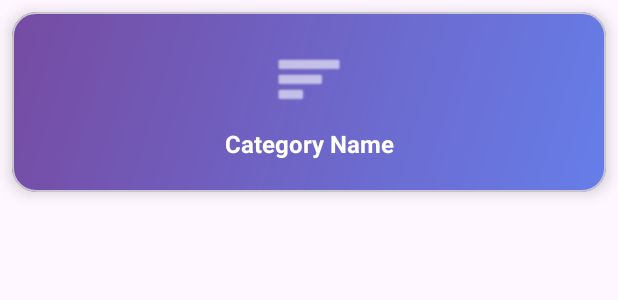
After one commit to Aclekk/MiniProject, an Android app: the layout item_category.xml on its own in the app's theme, with its tools: preview values and no code run, on a phone screen of 412 x 824 dp. The commit adds this screen. Shown: the top 300 px of the screen. Run offline under Robolectric (Android 15) with nearby library versions, the phone set to English and light mode, and no system bars.

Commit message:
halo semangat ya sahabat aku

```diff
--- a/app/build.gradle.kts
+++ b/app/build.gradle.kts
@@ -74,4 +74,5 @@ dependencies {
     implementation("androidx.swiperefreshlayout:swiperefreshlayout:1.1.0")
     implementation("com.google.android.material:material:1.11.0")
     implementation("com.google.code.gson:gson:2.10.1")
+    implementation("com.google.android.material:material:1.11.0") // Already added
 }
--- a/app/src/main/java/api/ApiClient.kt
+++ b/app/src/main/java/api/ApiClient.kt
@@ -7,7 +7,7 @@ import retrofit2.converter.moshi.MoshiConverterFactory
 
 object ApiClient {
 
-    private const val BASE_URL = "http://192.168.100.18/projectmini_api/"
+    private const val BASE_URL = "http://192.168.100.23/projectmini_api/"
 
     private val moshi = Moshi.Builder()
         .add(KotlinJsonAdapterFactory())
--- a/app/src/main/java/api/ApiService.kt
+++ b/app/src/main/java/api/ApiService.kt
@@ -15,7 +15,7 @@ interface ApiService {
 
     // Products endpoints
     @GET("products.php")
-    fun getAllProducts(): Call<ProductListResponse>
+    fun getAllProducts(): Call<ProductResponse>  // Ganti dari ProductListResponse
 
     @GET("products.php")
     fun getProductById(@Query("id") id: Int): Call<ProductResponse>
--- /dev/null
+++ b/app/src/main/res/drawable/category_gradient_bg.xml
@@ -0,0 +1,8 @@
+<?xml version="1.0" encoding="utf-8"?>
+<shape xmlns:android="http://schemas.android.com/apk/res/android">
+    <gradient
+        android:startColor="#667eea"
+        android:endColor="#764ba2"
+        android:angle="135" />
+    <corners android:radius="16dp" />
+</shape>
--- /dev/null
+++ b/app/src/main/res/layout/item_category.xml
@@ -0,0 +1,43 @@
+<?xml version="1.0" encoding="utf-8"?>
+<com.google.android.material.card.MaterialCardView xmlns:android="http://schemas.android.com/apk/res/android"
+    xmlns:app="http://schemas.android.com/apk/res-auto"
+    android:layout_width="match_parent"
+    android:layout_height="120dp"
+    android:layout_margin="8dp"
+    app:cardElevation="6dp"
+    app:cardCornerRadius="16dp"
+    android:clickable="true"
+    android:focusable="true"
+    android:foreground="?attr/selectableItemBackground">
+
+    <LinearLayout
+        android:layout_width="match_parent"
+        android:layout_height="match_parent"
+        android:orientation="vertical"
+        android:gravity="center"
+        android:padding="16dp"
+        android:background="@drawable/category_gradient_bg">
+
+        <ImageView
+            android:id="@+id/ivCategoryIcon"
+            android:layout_width="48dp"
+            android:layout_height="48dp"
+            android:src="@android:drawable/ic_menu_sort_by_size"
+            android:layout_marginBottom="8dp"
+            app:tint="@android:color/white" />
+
+        <TextView
+            android:id="@+id/tvCategoryName"
+            android:layout_width="match_parent"
+            android:layout_height="wrap_content"
+            android:text="Category Name"
+            android:textSize="16sp"
+            android:textStyle="bold"
+            android:textColor="@android:color/white"
+            android:gravity="center"
+            android:maxLines="2"
+            android:ellipsize="end" />
+
+    </LinearLayout>
+
+</com.google.android.material.card.MaterialCardView>
```
Also changed, not shown: app/src/main/java/adapter/CategoryAdapter.kt (added, +53 -0 lines), app/src/main/java/com/example/miniproject/MainActivity.kt (+51 -2 lines), app/src/main/java/fragment/AddProductFragment.kt (+20 -36 lines), app/src/main/java/fragment/CategoriesFragment.kt (added, +167 -0 lines), app/src/main/java/fragment/LoginFragment.kt (+5 -11 lines), app/src/main/java/fragment/ProductsFragment.kt (+6 -4 lines), app/src/main/java/model/Product.kt (+5 -4 lines), app/src/main/res/layout/activity_main.xml (+21 -3 lines), app/src/main/res/layout/fragment_categories.xml (added, +80 -0 lines), app/src/main/res/menu/bottom_navigation_menu.xml (added, +14 -0 lines).
